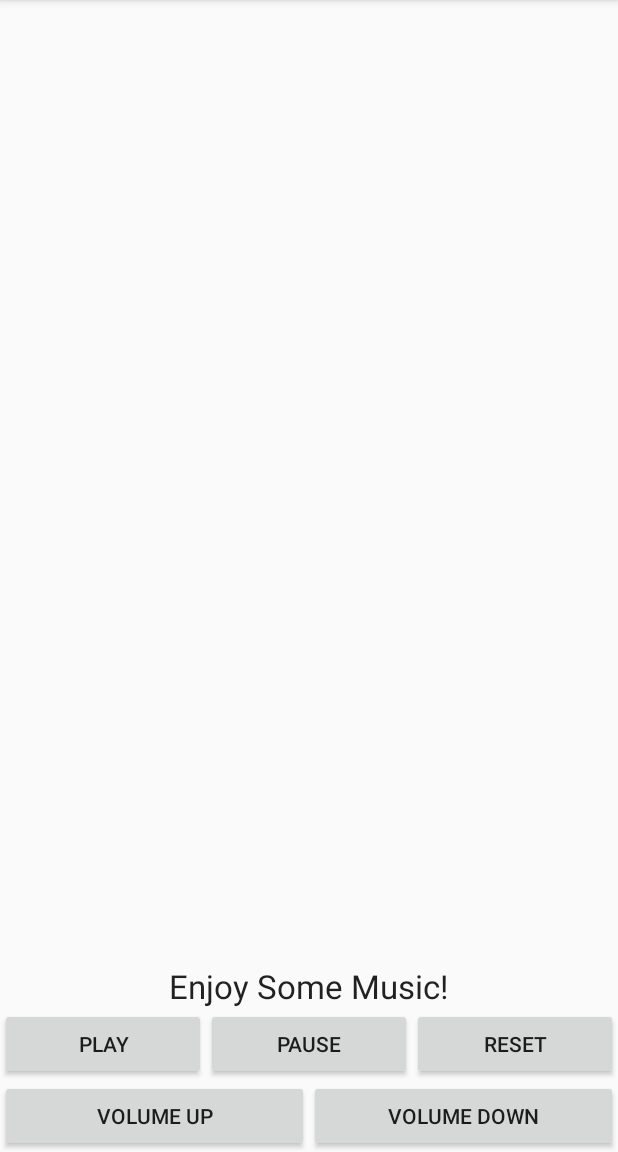
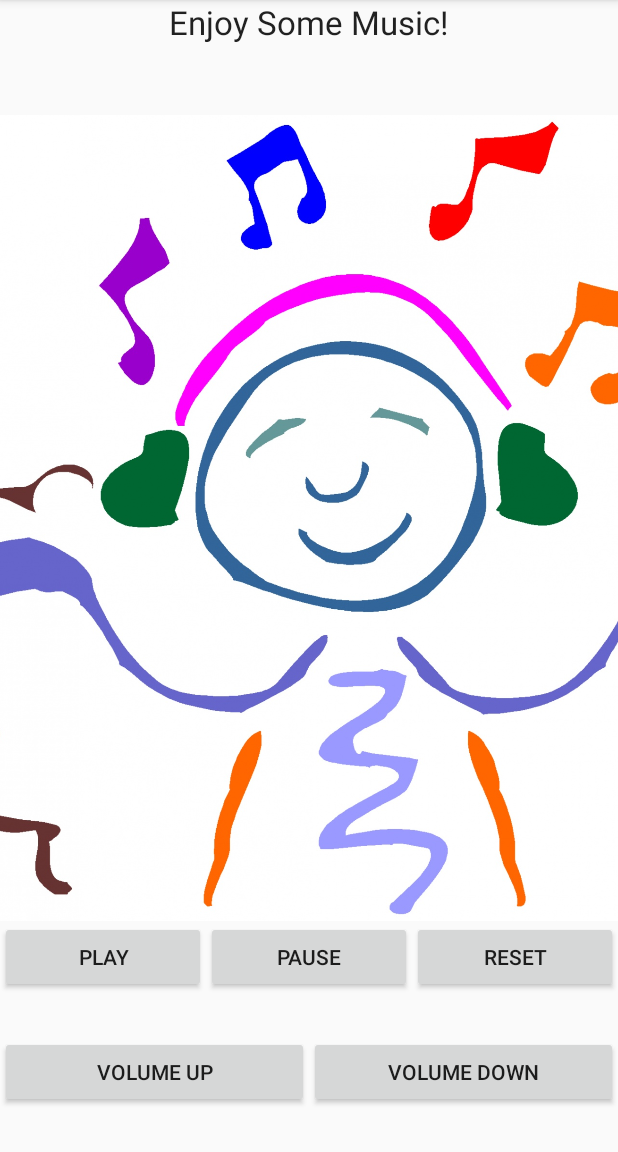
Before and after one commit to sunnyeyez123/musicplayer, an Android app: the screen it shows after launch (MainActivity), after a tap on "VOLUME UP", on a phone screen of 412 x 824 dp, the part 84-1236 px from its top. Run offline under Robolectric (Android 15) with nearby library versions, the phone set to English and light mode, and no system bars.

Commit message:
volume buttons change the volume. add balance background image

```diff
--- a/app/src/main/java/com/jasminelawrence/musicplayer/MainActivity.java
+++ b/app/src/main/java/com/jasminelawrence/musicplayer/MainActivity.java
@@ -9,6 +9,7 @@ import android.widget.Toast;
 public class MainActivity extends AppCompatActivity {
 
     private MediaPlayer mMediaPlayer;
+    float volume = (float)1.0;
     @Override
     protected void onCreate(Bundle savedInstanceState) {
         super.onCreate(savedInstanceState);
@@ -46,7 +47,12 @@ public class MainActivity extends AppCompatActivity {
 
     public void increaseVolume(View view){
 
-        mMediaPlayer.setVolume((float)0.75, (float)0.75);
+        if (volume <1.0){
+
+            mMediaPlayer.setVolume(volume += .1, volume += .1);
+
+        }
+
 
         Toast.makeText(getApplicationContext(), "Volume Up",Toast.LENGTH_SHORT).show();
 
@@ -54,8 +60,11 @@ public class MainActivity extends AppCompatActivity {
     }
 
     public void decreaseVolume(View view){
-        mMediaPlayer.setVolume((float)0.25, (float)0.25);
+        if (volume > .10){
 
+            mMediaPlayer.setVolume(volume -= .1, volume -= .1);
+
+        }
 
         Toast.makeText(getApplicationContext(), "Volume down",Toast.LENGTH_SHORT).show();
 
--- a/app/src/main/res/layout/activity_main.xml
+++ b/app/src/main/res/layout/activity_main.xml
@@ -10,16 +10,28 @@
 
     <TextView
         android:layout_width="wrap_content"
-        android:layout_height="wrap_content"
+        android:layout_height="0dp"
+        android:layout_weight="1"
+
         android:text="Enjoy Some Music!"
         android:layout_gravity="center"
         android:textAppearance="@style/Base.TextAppearance.AppCompat.Large"
 
         />
 
+    <ImageView
+        android:layout_width="match_parent"
+        android:layout_height="0dp"
+        android:layout_weight="7"
+        android:src="@drawable/music"
+
+        android:scaleType="centerCrop"
+        />
+
     <LinearLayout
         android:layout_width="match_parent"
-        android:layout_height="wrap_content"
+        android:layout_height="0dp"
+        android:layout_weight="1"
         android:orientation="horizontal">
 
         <Button
@@ -52,7 +64,8 @@
 
     <LinearLayout
         android:layout_width="match_parent"
-        android:layout_height="wrap_content"
+        android:layout_height="0dp"
+        android:layout_weight="1"
         android:orientation="horizontal">
 
         <Button
```
Also changed, not shown: app/src/main/res/drawable/music.jpg (added).
